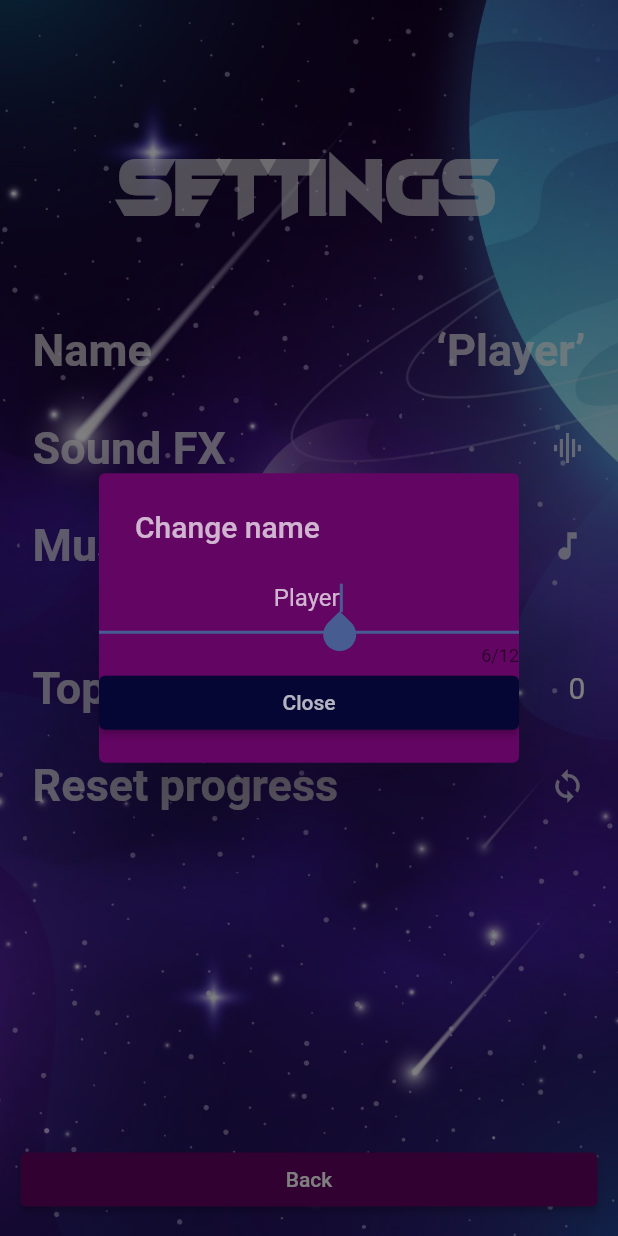
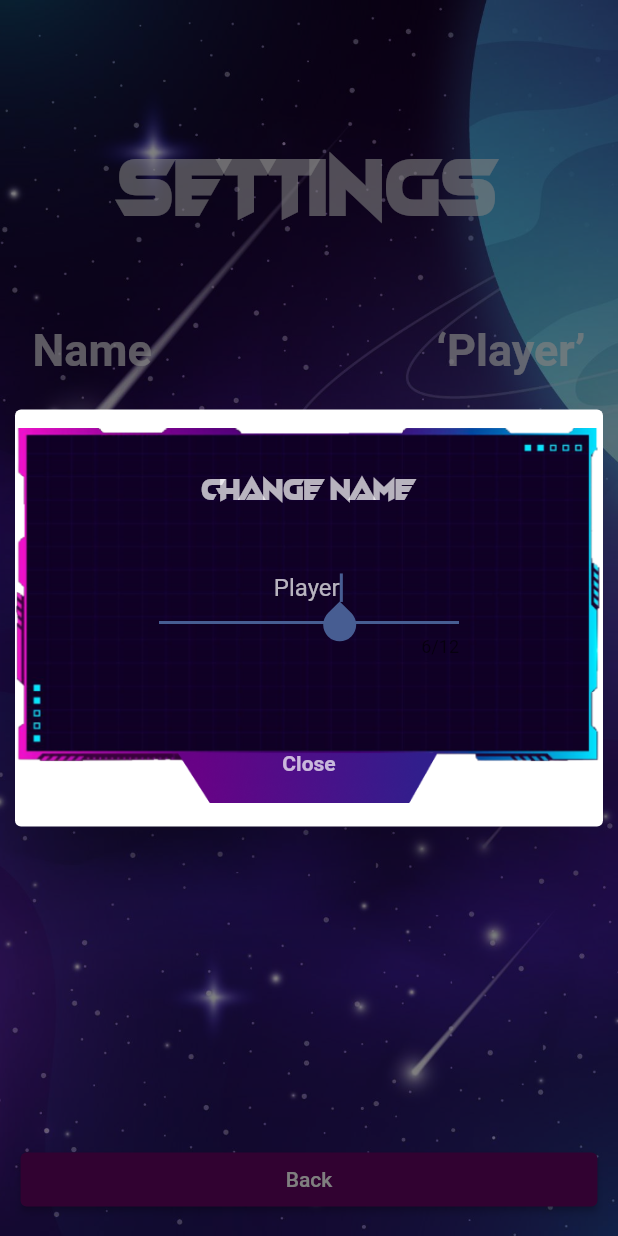
Before and after one commit to SDevM/Amber-Galactic, a Flutter app: the SettingsScreen screen opened by its route, after a tap on "Name", on a phone screen of 412 x 824 dp. Run offline on Flutter 3.47's test engine with Material 2 defaults, Android fonts, the phone set to English and light mode, and no system bars; our stand-ins replace audioplayers, firebase_core, firebase_crashlytics, go_router, google_mobile_ads, in_app_purchase and 1 more; missing offline and left inert: games_services; accounts and stored records are empty; Roboto replaces fonts that are missing (Permanent Marker).

Commit message:
name change panel

```diff
--- a/lib/src/settings/custom_name_dialog.dart
+++ b/lib/src/settings/custom_name_dialog.dart
@@ -4,6 +4,7 @@
 
 import 'package:flutter/material.dart';
 import 'package:flutter/services.dart';
+import 'package:game_template/src/style/background.dart';
 import 'package:provider/provider.dart';
 import 'settings.dart';
 
@@ -29,18 +30,38 @@ class _CustomNameDialogState extends State<CustomNameDialog> {
   @override
   Widget build(BuildContext context) {
     return ScaleTransition(
-
         scale: CurvedAnimation(
-
           parent: widget.animation,
           curve: Curves.easeOutCubic,
         ),
         child: SimpleDialog(
-        backgroundColor: Color(0xFF630563),
-
-        title: const Text('Change name',style: TextStyle(color: Colors.white70)),
+          insetPadding: EdgeInsets.all(10),
           children: [
-      TextField(
+            Container(
+              height: 250,
+              width: double.maxFinite,
+              decoration: BoxDecoration(
+                  image: DecorationImage(
+                      image: AssetImage('assets/images/overlay_panel.png'),
+                      fit: BoxFit.cover)),
+              child: Column(
+                children: [
+                  SizedBox(
+                    height: 30,
+                  ),
+                  Text(
+                    'Change Name',
+                    style: TextStyle(
+                        color: Colors.white70,
+                        fontFamily: 'FastHand',
+                        fontSize: 20),
+                  ),
+                  SizedBox(
+                    height: 30,
+                  ),
+                  SizedBox(
+                    width: 200,
+                    child: TextField(
                       style: TextStyle(color: Colors.white70),
                       controller: _controller,
                       autofocus: true,
@@ -52,22 +73,30 @@ class _CustomNameDialogState extends State<CustomNameDialog> {
                       onChanged: (value) {
                         context.read<SettingsController>().setPlayerName(value);
                       },
-
-
                       onSubmitted: (value) {
                         // Player tapped 'Submit'/'Done' on their keyboard.
                         Navigator.pop(context);
                       },
                     ),
-          ElevatedButton(
-            style: ButtonStyle(backgroundColor: MaterialStateProperty.all(Color(0xFF060634))),
-
+                  ),
+                  SizedBox(
+                    height: 47,
+                  ),
+                  TextButton(
+                    style: ButtonStyle(
+                        backgroundColor:
+                            MaterialStateProperty.all(Colors.transparent)),
                     onPressed: () => Navigator.pop(context),
-            child: const Text('Close',style: TextStyle(color: Colors.white70)),
+                    child: const Text('Close',
+                        style: TextStyle(
+                            color: Colors.white70,
+                            fontWeight: FontWeight.bold)),
                   ),
                 ],
               ),
-    );
+            ),
+          ],
+        ));
   }
 
   @override
```
Also changed, not shown: assets/images/overlay_panel.png. Lines whose indentation alone changed are shown as unchanged.
